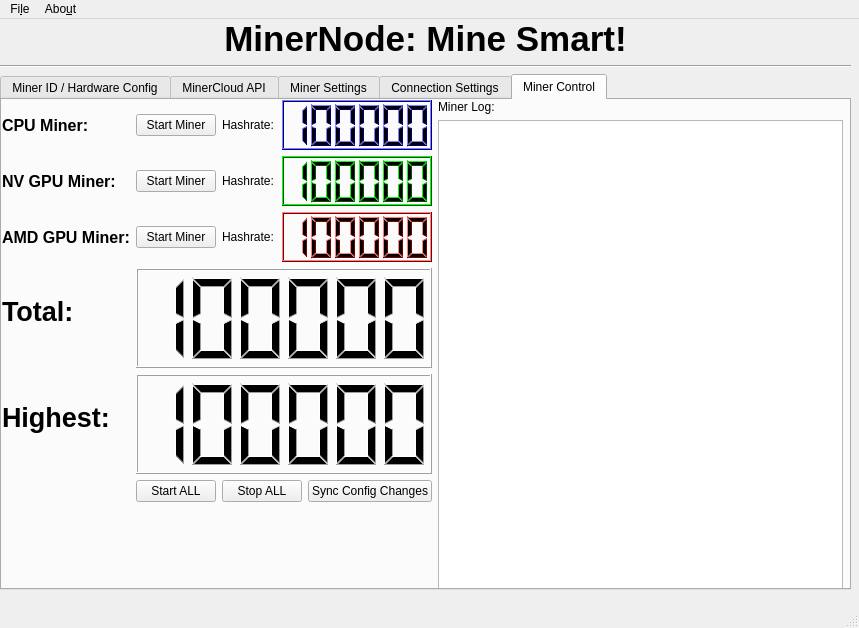
Qt form qtui/mainWindow.ui (TomasMiningLTD-Python/miner_node) before a commit.
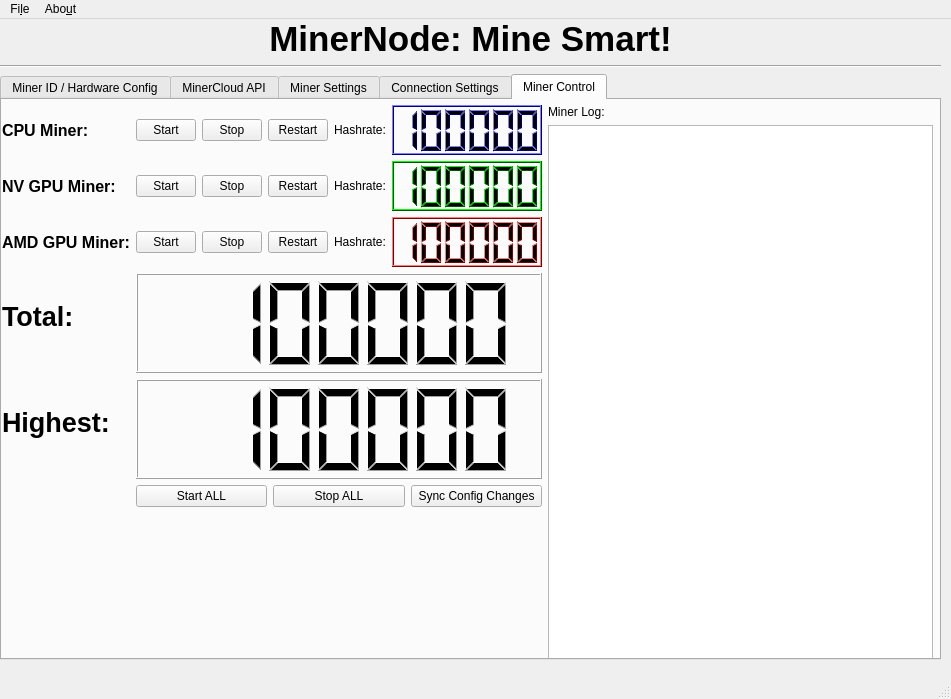
The same form after that commit.

Commit message: New UI buttons for miner control, new restart miner cmds, new Network API support

The edit to the form file:
```diff
--- a/qtui/mainWindow.ui
+++ b/qtui/mainWindow.ui
@@ -6,8 +6,8 @@
    <rect>
     <x>0</x>
     <y>0</y>
-    <width>859</width>
-    <height>628</height>
+    <width>951</width>
+    <height>699</height>
    </rect>
   </property>
   <property name="windowTitle">
@@ -19,8 +19,8 @@
      <rect>
       <x>0</x>
       <y>0</y>
-      <width>851</width>
-      <height>571</height>
+      <width>941</width>
+      <height>641</height>
      </rect>
     </property>
     <layout class="QVBoxLayout" name="verticalLayout">
@@ -890,9 +890,9 @@
          <property name="geometry">
           <rect>
            <x>0</x>
-           <y>0</y>
-           <width>841</width>
-           <height>506</height>
+           <y>5</y>
+           <width>931</width>
+           <height>621</height>
           </rect>
          </property>
          <layout class="QHBoxLayout" name="horizontalLayout_6">
@@ -922,8 +922,40 @@
              <layout class="QHBoxLayout" name="horizontalLayout_7">
               <item>
                <widget class="QPushButton" name="CPU_RUN">
+                <property name="maximumSize">
+                 <size>
+                  <width>60</width>
+                  <height>16777215</height>
+                 </size>
+                </property>
                 <property name="text">
-                 <string>Start Miner</string>
+                 <string>Start</string>
+                </property>
+               </widget>
+              </item>
+              <item>
+               <widget class="QPushButton" name="CPU_STOP">
+                <property name="maximumSize">
+                 <size>
+                  <width>60</width>
+                  <height>16777215</height>
+                 </size>
+                </property>
+                <property name="text">
+                 <string>Stop</string>
+                </property>
+               </widget>
+              </item>
+              <item>
+               <widget class="QPushButton" name="CPU_RESTART">
+                <property name="maximumSize">
+                 <size>
+                  <width>60</width>
+                  <height>16777215</height>
+                 </size>
+                </property>
+                <property name="text">
+                 <string>Restart</string>
                 </property>
                </widget>
               </item>
@@ -1391,8 +1423,40 @@
              <layout class="QHBoxLayout" name="horizontalLayout_8">
               <item>
                <widget class="QPushButton" name="NV_RUN">
+                <property name="maximumSize">
+                 <size>
+                  <width>60</width>
+                  <height>16777215</height>
+                 </size>
+                </property>
                 <property name="text">
-                 <string>Start Miner</string>
+                 <string>Start</string>
+                </property>
+               </widget>
+              </item>
+              <item>
+               <widget class="QPushButton" name="NV_STOP">
+                <property name="maximumSize">
+                 <size>
+                  <width>60</width>
+                  <height>16777215</height>
+                 </size>
+                </property>
+                <property name="text">
+                 <string>Stop</string>
+                </property>
+               </widget>
+              </item>
+              <item>
+               <widget class="QPushButton" name="NV_RESTART">
+                <property name="maximumSize">
+                 <size>
+                  <width>60</width>
+                  <height>16777215</height>
+                 </size>
+                </property>
+                <property name="text">
+                 <string>Restart</string>
                 </property>
                </widget>
               </item>
@@ -1860,8 +1924,40 @@
              <layout class="QHBoxLayout" name="horizontalLayout_9">
               <item>
                <widget class="QPushButton" name="AMD_RUN">
+                <property name="maximumSize">
+                 <size>
+                  <width>60</width>
+                  <height>16777215</height>
+                 </size>
+                </property>
                 <property name="text">
-                 <string>Start Miner</string>
+                 <string>Start</string>
+                </property>
+               </widget>
+              </item>
+              <item>
+               <widget class="QPushButton" name="AMD_STOP">
+                <property name="maximumSize">
+                 <size>
+                  <width>60</width>
+                  <height>16777215</height>
+                 </size>
+                </property>
+                <property name="text">
+                 <string>Stop</string>
+                </property>
+               </widget>
+              </item>
+              <item>
+               <widget class="QPushButton" name="AMD_RESTART">
+                <property name="maximumSize">
+                 <size>
+                  <width>60</width>
+                  <height>16777215</height>
+                 </size>
+                </property>
+                <property name="text">
+                 <string>Restart</string>
                 </property>
                </widget>
               </item>
@@ -2329,12 +2425,12 @@
              <widget class="QLCDNumber" name="T_HS">
               <property name="minimumSize">
                <size>
-                <width>250</width>
+                <width>300</width>
                 <height>100</height>
                </size>
               </property>
               <property name="digitCount">
-               <number>6</number>
+               <number>7</number>
               </property>
               <property name="value" stdset="0">
                <double>100000.000000000000000</double>
@@ -2365,12 +2461,15 @@
              <widget class="QLCDNumber" name="H_HS">
               <property name="minimumSize">
                <size>
-                <width>250</width>
+                <width>300</width>
                 <height>100</height>
                </size>
               </property>
               <property name="digitCount">
-               <number>6</number>
+               <number>7</number>
+              </property>
+              <property name="segmentStyle">
+               <enum>QLCDNumber::Filled</enum>
               </property>
               <property name="value" stdset="0">
                <double>100000.000000000000000</double>
@@ -2415,6 +2514,12 @@
             </item>
             <item>
              <widget class="QTextEdit" name="MINER_LOG">
+              <property name="minimumSize">
+               <size>
+                <width>300</width>
+                <height>3</height>
+               </size>
+              </property>
               <property name="readOnly">
                <bool>false</bool>
               </property>
@@ -2436,7 +2541,7 @@
     <rect>
      <x>0</x>
      <y>0</y>
-     <width>859</width>
+     <width>951</width>
      <height>30</height>
     </rect>
    </property>
```
The commit also changes 4 other files.
